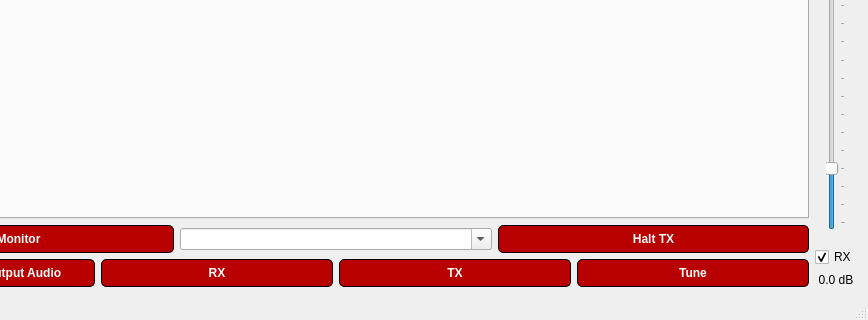
Before: the Qt Designer form src/ui/mainwindow.ui in GekkoFyre/small-world-deluxe, drawn with Qt 5; both pictures show x 156 to 1024 and y 448 to 768 of the 1024 by 768 pixel window.
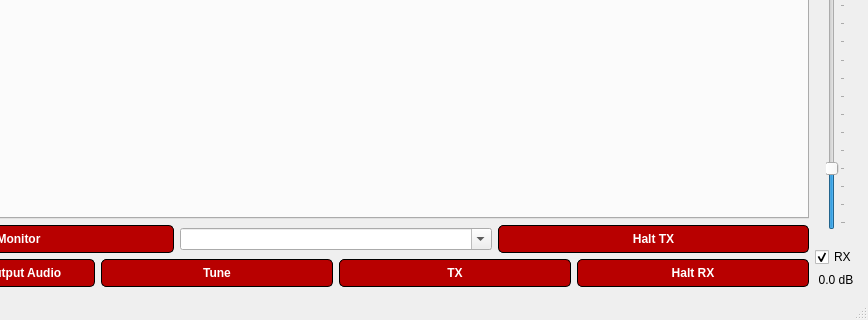
After: the same form once the commit is applied.

The edit to the form file:
```diff
--- a/src/ui/mainwindow.ui
+++ b/src/ui/mainwindow.ui
@@ -1303,7 +1303,7 @@
                 <item>
                  <layout class="QHBoxLayout" name="horizontalLayout_9">
                   <item>
-                   <widget class="QPushButton" name="pushButton_radio_receive">
+                   <widget class="QPushButton" name="pushButton_radio_tune">
                     <property name="toolTip">
                      <string>Enable receiving and processing of audio.</string>
                     </property>
@@ -1326,7 +1326,7 @@
 }</string>
                     </property>
                     <property name="text">
-                     <string>RX</string>
+                     <string>Tune</string>
                     </property>
                    </widget>
                   </item>
@@ -1367,7 +1367,7 @@
                 <item>
                  <layout class="QHBoxLayout" name="horizontalLayout_16">
                   <item>
-                   <widget class="QPushButton" name="pushButton_radio_tune">
+                   <widget class="QPushButton" name="pushButton_radio_rx_halt">
                     <property name="toolTip">
                      <string>Tune your radio.</string>
                     </property>
@@ -1390,7 +1390,7 @@
 }</string>
                     </property>
                     <property name="text">
-                     <string>Tune</string>
+                     <string>Halt RX</string>
                     </property>
                    </widget>
                   </item>
```
